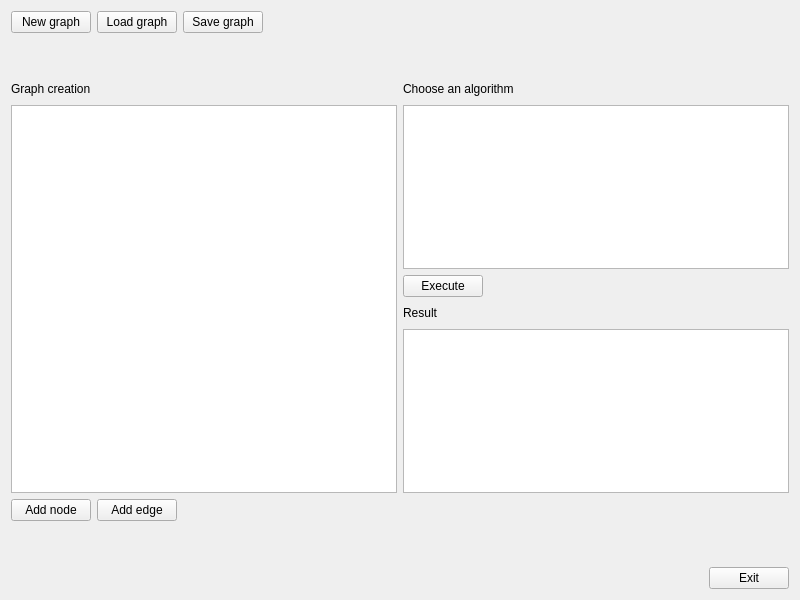
First picture: the form in mainmenu.ui, repository ajzenhamernikola/GiA, before the edit.
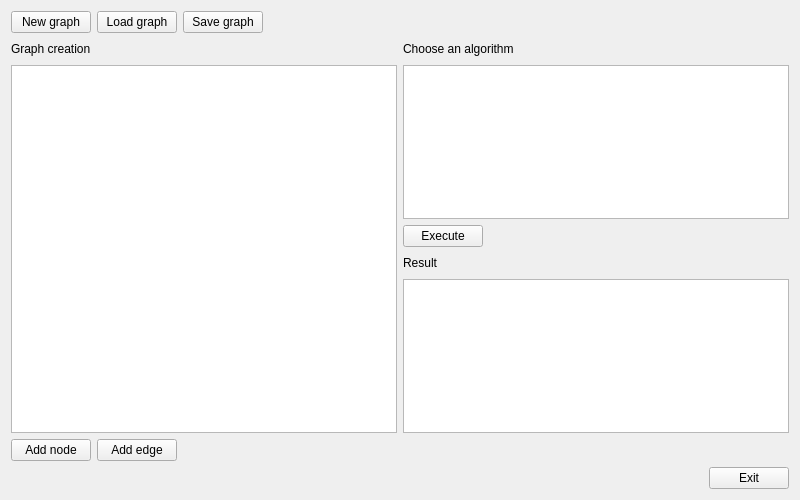
Second picture: the form after the edit.

The edit to the form file:
```diff
--- a/mainmenu.ui
+++ b/mainmenu.ui
@@ -7,7 +7,7 @@
     <x>0</x>
     <y>0</y>
     <width>800</width>
-    <height>600</height>
+    <height>500</height>
    </rect>
   </property>
   <property name="sizePolicy">
@@ -58,22 +58,6 @@
      </item>
     </layout>
    </item>
-   <item>
-    <spacer name="verticalSpacer">
-     <property name="orientation">
-      <enum>Qt::Vertical</enum>
-     </property>
-     <property name="sizeType">
-      <enum>QSizePolicy::Minimum</enum>
-     </property>
-     <property name="sizeHint" stdset="0">
-      <size>
-       <width>20</width>
-       <height>40</height>
-      </size>
-     </property>
-    </spacer>
-   </item>
    <item>
     <layout class="QHBoxLayout" name="horizontalLayout_7">
      <item>
@@ -103,7 +87,14 @@
         </layout>
        </item>
        <item>
-        <widget class="QGraphicsView" name="gv_graph"/>
+        <widget class="QGraphicsView" name="gv_graph">
+         <property name="minimumSize">
+          <size>
+           <width>300</width>
+           <height>300</height>
+          </size>
+         </property>
+        </widget>
        </item>
       </layout>
      </item>
@@ -135,6 +126,12 @@
        </item>
        <item>
         <widget class="QListView" name="lv_algorithms">
+         <property name="minimumSize">
+          <size>
+           <width>300</width>
+           <height>150</height>
+          </size>
+         </property>
          <property name="viewMode">
           <enum>QListView::IconMode</enum>
          </property>
@@ -189,7 +186,14 @@
         </layout>
        </item>
        <item>
-        <widget class="QTextEdit" name="te_result"/>
+        <widget class="QTextEdit" name="te_result">
+         <property name="minimumSize">
+          <size>
+           <width>300</width>
+           <height>150</height>
+          </size>
+         </property>
+        </widget>
        </item>
       </layout>
      </item>
@@ -226,22 +230,6 @@
      </item>
     </layout>
    </item>
-   <item>
-    <spacer name="verticalSpacer_2">
-     <property name="orientation">
-      <enum>Qt::Vertical</enum>
-     </property>
-     <property name="sizeType">
-      <enum>QSizePolicy::Minimum</enum>
-     </property>
-     <property name="sizeHint" stdset="0">
-      <size>
-       <width>20</width>
-       <height>40</height>
-      </size>
-     </property>
-    </spacer>
-   </item>
    <item>
     <layout class="QHBoxLayout" name="horizontalLayout_5">
      <item>
```
